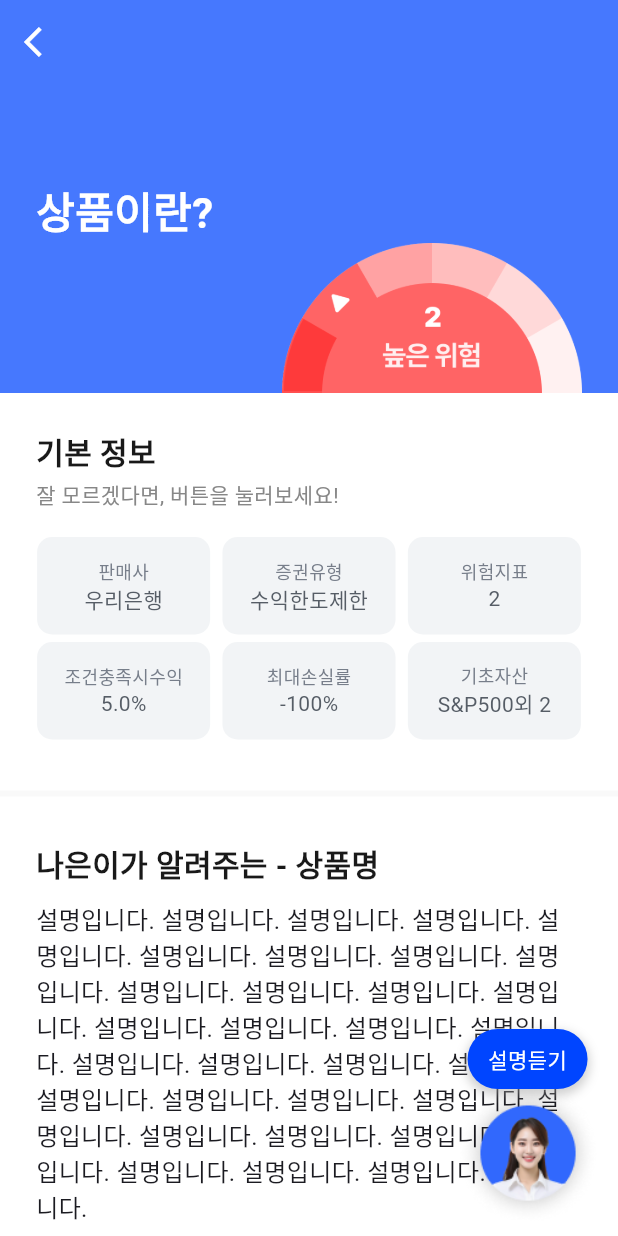
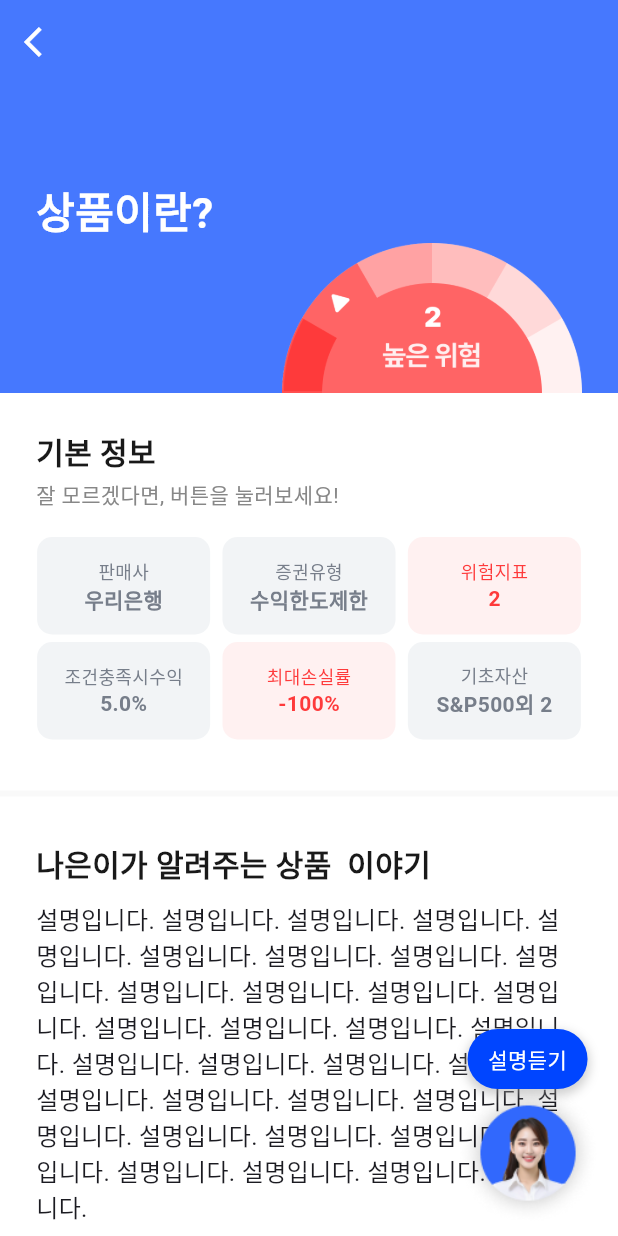
Before and after one commit to Naeun-privatebanker/Front, a Flutter app: the DescriptionScreen screen opened directly with empty values, on a phone screen of 412 x 824 dp. Run offline on Flutter 3.47's test engine with Material 3 defaults, Android fonts, the phone set to English and light mode, and no system bars; our stand-ins replace flutter_svg; network calls fail.

Commit message:
What have I done for 3 hours?

```diff
--- a/lib/screens/consult/description_screen.dart
+++ b/lib/screens/consult/description_screen.dart
@@ -1,9 +1,9 @@
 import 'dart:ui';
+import 'package:flutter/material.dart';
 
-import 'package:flutter/material.dart';
-import 'dart:math' as math;
+import 'dart:convert';
+import 'package:http/http.dart' as http;
 
-import 'half_circle_widget.dart';
 
 class DescriptionScreen extends StatefulWidget {
   final String descriptionTitle;
@@ -15,6 +15,7 @@ class DescriptionScreen extends StatefulWidget {
 }
 
 class _DescriptionScreenState extends State<DescriptionScreen> {
+
   // 위험비율 이미지 파일로 대체
   var danger = [
     'assets/danger_rate/danger1.png',
@@ -24,6 +25,40 @@ class _DescriptionScreenState extends State<DescriptionScreen> {
     'assets/danger_rate/danger5.png',
     'assets/danger_rate/danger6.png'
   ];
+
+  Future<Map<String, dynamic>> fetchData(String productId) async {
+    final url = Uri.parse('http://35.216.24.226:8080/api/v1/product?product=$productId');
+
+    final response = await http.get(
+      url,
+      headers: {
+        'Content-Type': 'application/json; charset=utf-8',
+      },
+    );
+
+    if (response.statusCode == 200) {
+      // Assuming 'response' is the HTTP response object
+      var decodedResponse = utf8.decode(response.bodyBytes);
+      var responseData = json.decode(decodedResponse);
+
+      return responseData;
+
+    } else {
+      throw Exception('Failed to load data');
+    }
+  }
+
+  @override
+  void initState() {
+    super.initState();
+    fetchData('3').then((data) {
+      print(data);
+      // Handle the retrieved data here
+    }).catchError((error) {
+      // Handle errors here
+    });
+  }
+
 
   final ValueNotifier<bool> _listening = ValueNotifier<bool>(false);
 
@@ -129,7 +164,7 @@ class _DescriptionScreenState extends State<DescriptionScreen> {
                 // 3. 나은이가 알려주는 주의사항 위젯
                 Padding(
                     padding: const EdgeInsets.fromLTRB(24, 0, 24, 0),
-                    child: _cautionWidget()),
+                    child: _cautionWidget(widget.descriptionTitle)),
               ],
             ),
           ],
@@ -214,15 +249,15 @@ class _DescriptionScreenState extends State<DescriptionScreen> {
             Row(
               mainAxisAlignment: MainAxisAlignment.center,
               children: [
-                _infoTile("판매사", "우리은행"),
+                _infoTile("판매사", "우리은행", "grey"),
                 SizedBox(
                   width: MediaQuery.of(context).size.width * 0.02,
                 ),
-                _infoTile("증권유형", "수익한도제한"),
+                _infoTile("증권유형", "수익한도제한", "grey"),
                 SizedBox(
                   width: MediaQuery.of(context).size.width * 0.02,
                 ),
-                _infoTile("위험지표", "2"),
+                _infoTile("위험지표", "2", "red"),
               ],
             ),
             const SizedBox(
@@ -231,15 +266,15 @@ class _DescriptionScreenState extends State<DescriptionScreen> {
             Row(
               mainAxisAlignment: MainAxisAlignment.center,
               children: [
-                _infoTile("조건충족시수익", "5.0%"),
+                _infoTile("조건충족시수익", "5.0%", "grey"),
                 SizedBox(
                   width: MediaQuery.of(context).size.width * 0.02,
                 ),
-                _infoTile("최대손실률", "-100%"),
+                _infoTile("최대손실률", "-100%", "red"),
                 SizedBox(
                   width: MediaQuery.of(context).size.width * 0.02,
                 ),
-                _infoTile("기초자산", "S&P500외 2"),
+                _infoTile("기초자산", "S&P500외 2", "grey"),
               ],
             )
           ],
@@ -248,13 +283,13 @@ class _DescriptionScreenState extends State<DescriptionScreen> {
     );
   }
 
-  Widget _infoTile(String title, String content) {
+  Widget _infoTile(String title, String content, String tileColor) {
     return Container(
       width: MediaQuery.of(context).size.width * 0.28,
       height: 65,
       decoration: BoxDecoration(
         borderRadius: BorderRadius.circular(10.0),
-        color: const Color(0xffF2F4F6),
+        color: tileColor=="grey"? Color(0xffF2F4F6) : Color(0xffFFF1F1),
       ),
       child: Column(
         mainAxisAlignment: MainAxisAlignment.center,
@@ -262,11 +297,11 @@ class _DescriptionScreenState extends State<DescriptionScreen> {
         children: [
           Text(
             title,
-            style: const TextStyle(fontSize: 12, color: Color(0xff777E8A)),
+            style: TextStyle(fontSize: 12, color: tileColor=="grey"? Color(0xff777E8A):Color(0xffFE3A3B), fontWeight: FontWeight.w500),
           ),
           Text(
             content,
-            style: const TextStyle(fontSize: 14, color: Color(0xff565D66)),
+            style: TextStyle(fontSize: 14, color: tileColor=="grey"? Color(0xff777E8A):Color(0xffFE3A3B), fontWeight: FontWeight.w700),
           ),
         ],
       ),
@@ -283,14 +318,14 @@ class _DescriptionScreenState extends State<DescriptionScreen> {
     );
   }
 
-  Widget _cautionWidget() {
+  Widget _cautionWidget(String title) {
     return Column(
       children: [
         SizedBox(
             width: MediaQuery.of(context).size.width,
-            child: const Text(
-              '나은이가 알려주는 - 상품명',
-              style: TextStyle(
+            child: Text(
+              '나은이가 알려주는 상품  이야기',
+              style: const TextStyle(
                   fontSize: 20,
                   color: Color(0xff191919),
                   fontWeight: FontWeight.w600),
--- a/lib/screens/home/home_screen.dart
+++ b/lib/screens/home/home_screen.dart
@@ -1,6 +1,7 @@
 import 'package:flutter/material.dart';
-import 'package:naeun_front/screens/record/record_screen.dart';
 import 'package:naeun_front/screens/tab_control_screen.dart';
+
+import 'package:naeun_front/models/user.dart';
 
 class HomeScreen extends StatefulWidget {
   const HomeScreen({super.key});
@@ -10,6 +11,7 @@ class HomeScreen extends StatefulWidget {
 }
 
 class _HomeScreenState extends State<HomeScreen> {
+
   @override
   Widget build(BuildContext context) {
     return Scaffold(
--- a/pubspec.yaml
+++ b/pubspec.yaml
@@ -48,6 +48,8 @@ dependencies:
 
   # for permisson
   permission_handler: ^11.3.1
+  http: ^1.2.0
+  test: ^1.24.9
 
 dev_dependencies:
   flutter_test:
```
Also changed, not shown: lib/models/user.dart (+12 -3 lines), lib/screens/consult/consult_screen.dart (+34 -17 lines), lib/services/product_service.dart (added, +33 -0 lines), pubspec.lock.
